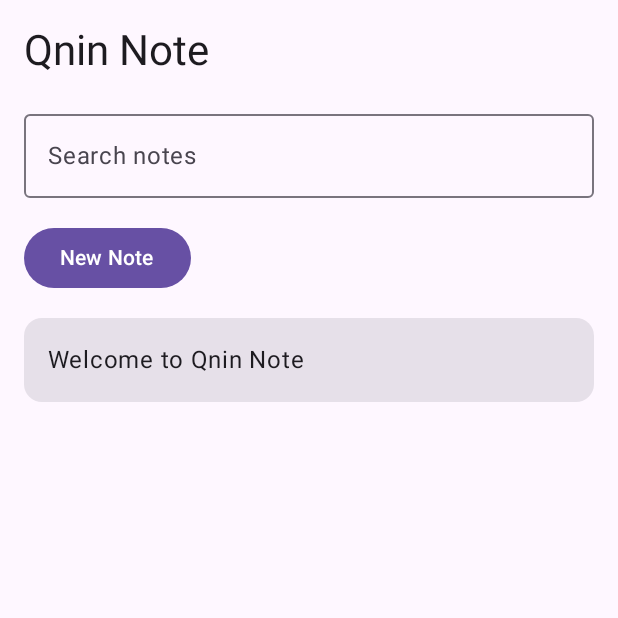
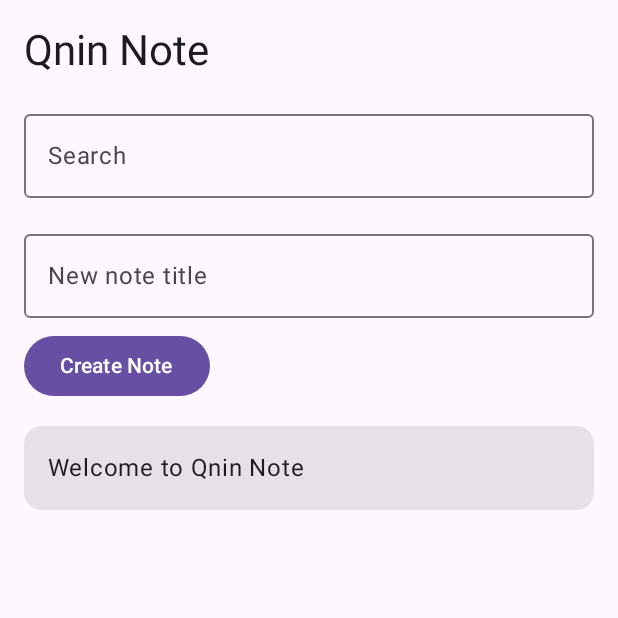
Before and after one commit to ColdNitro/Qnin-Note, an Android app built with Jetpack Compose: the NavActivity screen opened directly, with no data from a screen before it, on a phone screen of 412 x 824 dp, the top half of it. Run offline under Robolectric (Android 15) with nearby library versions, the light colour scheme and no system bars.

Commit message:
Add note creation

```diff
--- a/app/src/main/java/com/qnin/note/notes/NotesScreen.kt
+++ b/app/src/main/java/com/qnin/note/notes/NotesScreen.kt
@@ -10,13 +10,12 @@ import androidx.compose.ui.unit.dp
 
 @Composable
 fun NotesScreen() {
+
     var search by remember { mutableStateOf("") }
-    var count by remember { mutableStateOf(1) }
+    var newNoteTitle by remember { mutableStateOf("") }
 
     val notes = remember {
-        mutableStateListOf(
-            "Welcome to Qnin Note"
-        )
+        mutableStateListOf("Welcome to Qnin Note")
     }
 
     Column(
@@ -35,19 +34,30 @@ fun NotesScreen() {
         OutlinedTextField(
             value = search,
             onValueChange = { search = it },
-            label = { Text("Search notes") },
+            label = { Text("Search") },
             modifier = Modifier.fillMaxWidth()
         )
 
         Spacer(modifier = Modifier.height(16.dp))
 
+        OutlinedTextField(
+            value = newNoteTitle,
+            onValueChange = { newNoteTitle = it },
+            label = { Text("New note title") },
+            modifier = Modifier.fillMaxWidth()
+        )
+
+        Spacer(modifier = Modifier.height(8.dp))
+
         Button(
             onClick = {
-                count++
-                notes.add("New Note $count")
+                if (newNoteTitle.isNotBlank()) {
+                    notes.add(newNoteTitle)
+                    newNoteTitle = ""
+                }
             }
         ) {
-            Text("New Note")
+            Text("Create Note")
         }
 
         Spacer(modifier = Modifier.height(16.dp))
```
